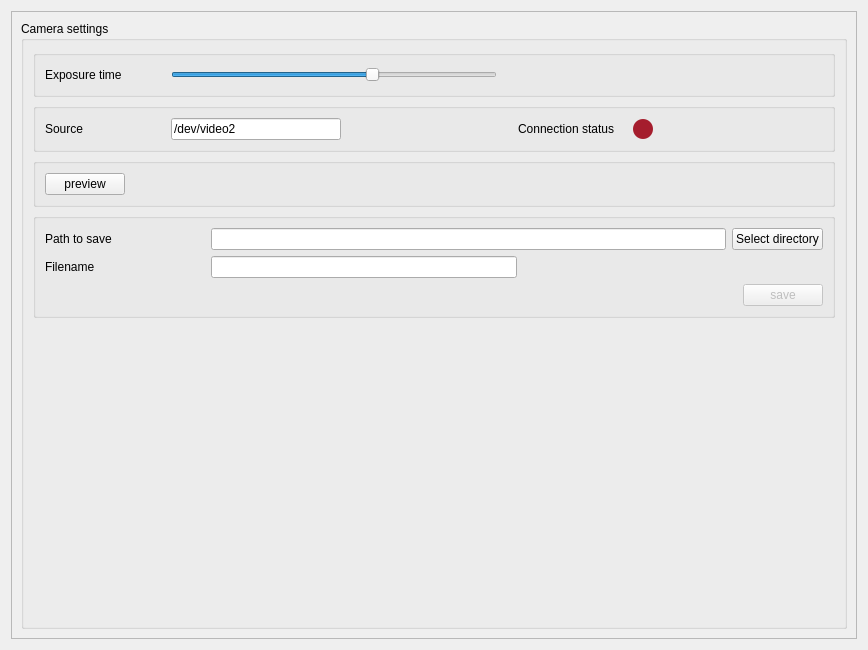
This is plugins/VenusUSB2/VenusUSB2_settingsWidget.ui in pyIVLS/pyIVLS as Qt 5 draws it before an edit. The edited form follows.
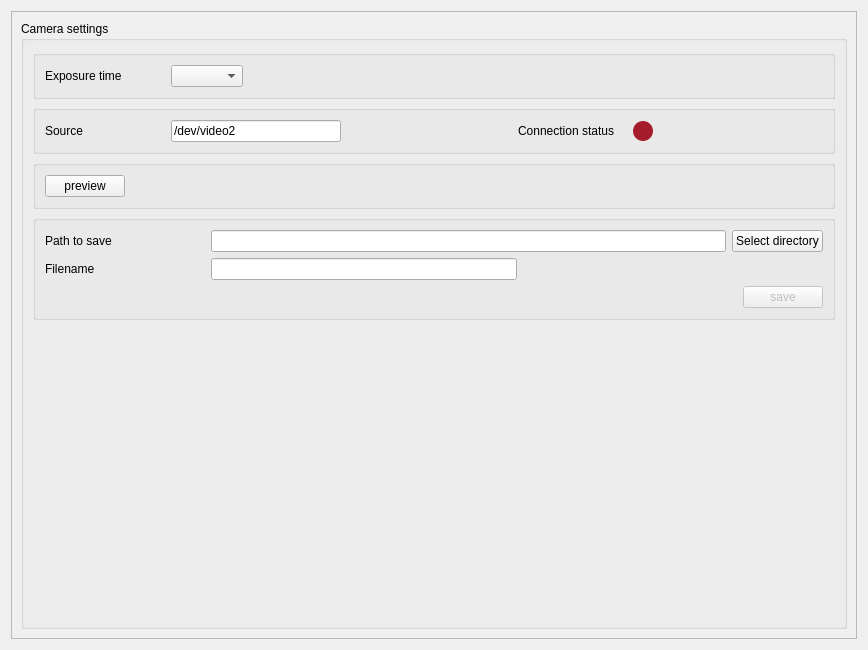
This is the edited form.

The edit to the form file:
```diff
--- a/plugins/VenusUSB2/VenusUSB2_settingsWidget.ui
+++ b/plugins/VenusUSB2/VenusUSB2_settingsWidget.ui
@@ -67,23 +67,7 @@
               </widget>
              </item>
              <item>
-              <widget class="QSlider" name="cameraExposure">
-               <property name="maximum">
-                <number>8</number>
-               </property>
-               <property name="pageStep">
-                <number>1</number>
-               </property>
-               <property name="value">
-                <number>5</number>
-               </property>
-               <property name="sliderPosition">
-                <number>5</number>
-               </property>
-               <property name="orientation">
-                <enum>Qt::Horizontal</enum>
-               </property>
-              </widget>
+              <widget class="QComboBox" name="exposure"/>
              </item>
              <item>
               <spacer name="horizontalSpacer">
```
Left out of the diff: 14 changed lines with no effect on the pictures.
